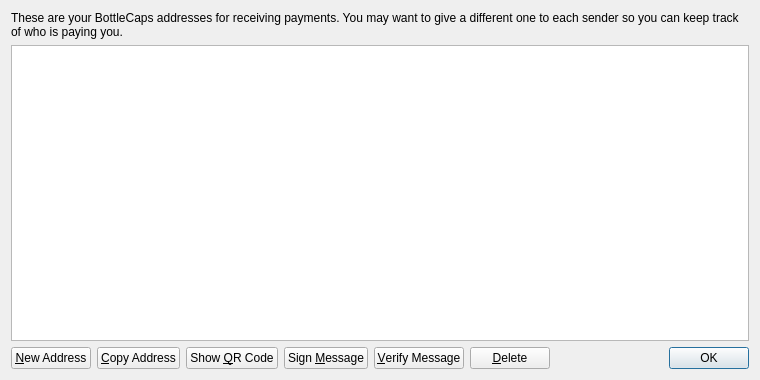
Crypto-Expert/HoboNickels, file src/qt/forms/addressbookpage.ui: the form before one commit.
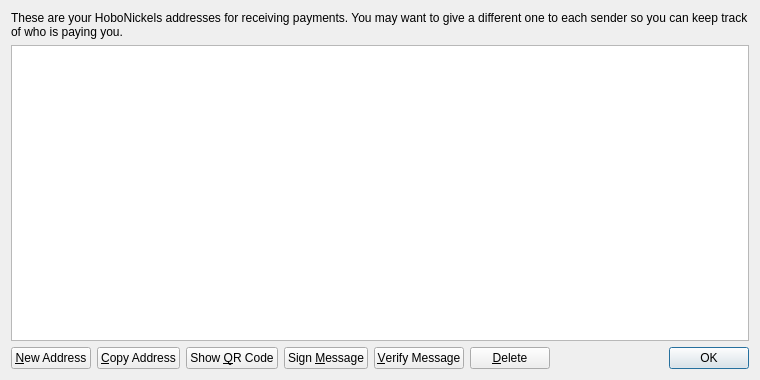
The form after the commit. Icons and pictures are not drawn.

```diff
--- a/src/qt/forms/addressbookpage.ui
+++ b/src/qt/forms/addressbookpage.ui
@@ -17,7 +17,7 @@
    <item>
     <widget class="QLabel" name="labelExplanation">
      <property name="text">
-      <string>These are your BottleCaps addresses for receiving payments. You may want to give a different one to each sender so you can keep track of who is paying you.</string>
+      <string>These are your HoboNickels addresses for receiving payments. You may want to give a different one to each sender so you can keep track of who is paying you.</string>
      </property>
      <property name="textFormat">
       <enum>Qt::PlainText</enum>
```
Left out of the diff: 4 changed lines with no effect on the pictures.
